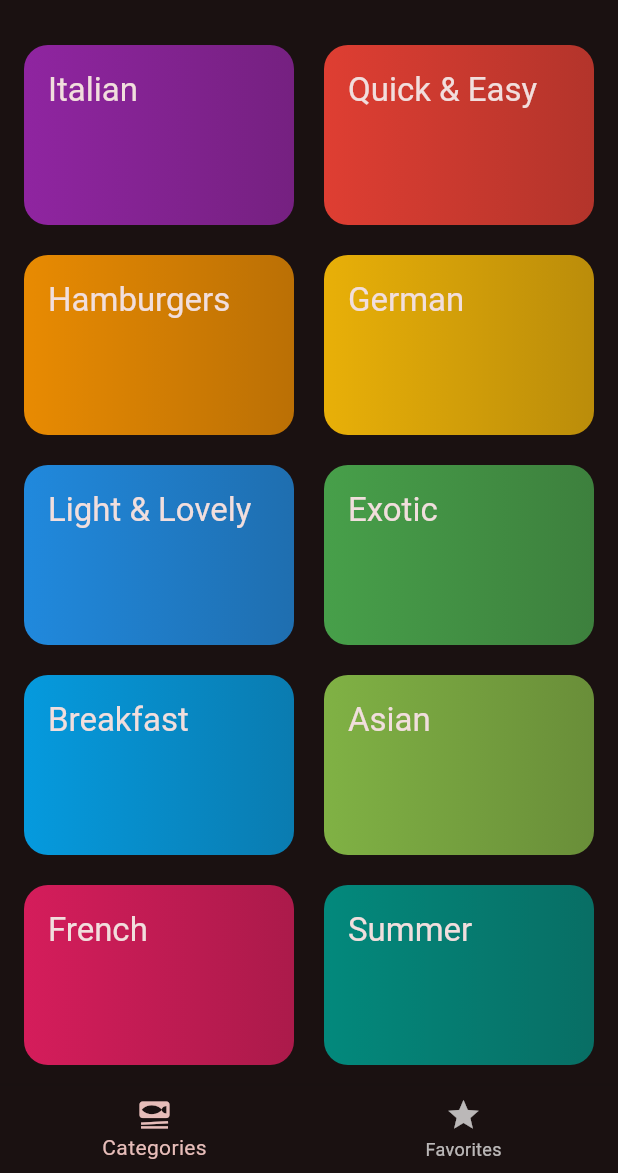
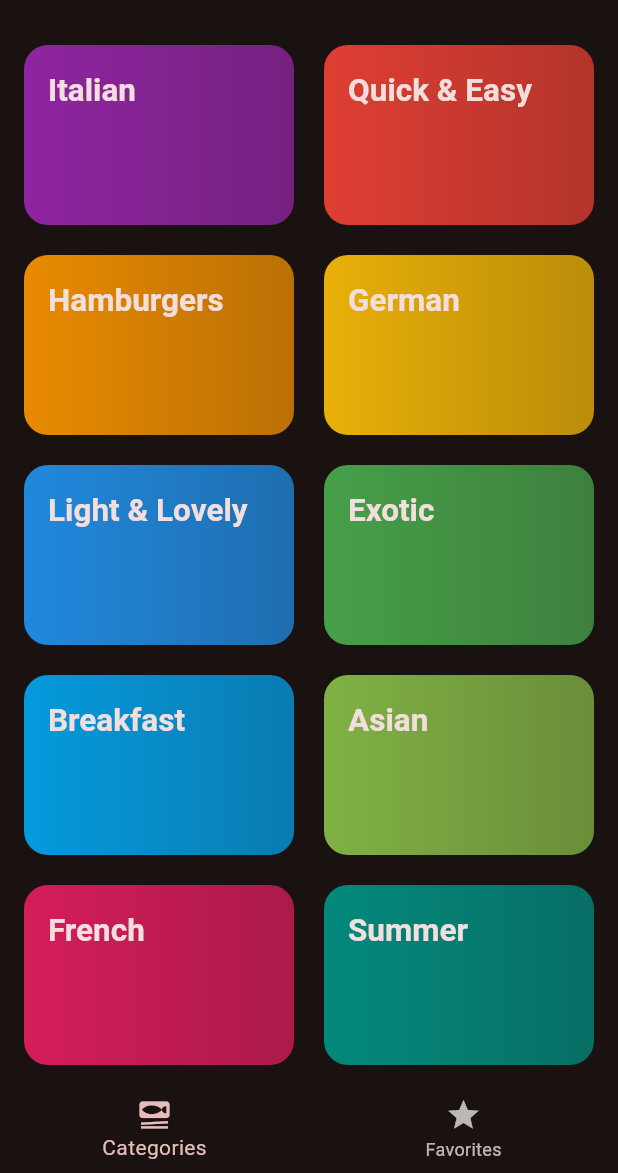
Before and after one commit to JoaoVitorLima242/meals_app_flutter, a Flutter app: the screen it shows after launch, on a phone screen of 412 x 824 dp, the part 63-1236 px from its top. Run offline on Flutter 3.47's test engine with Material 2 defaults, Android fonts, the phone set to English and light mode, and no system bars; our stand-ins replace transparent_image.

Commit message:
fix: little fix

```diff
--- a/lib/features/categories/widgets/category_grid_item.dart
+++ b/lib/features/categories/widgets/category_grid_item.dart
@@ -27,8 +27,11 @@ class CategoryGridItem extends StatelessWidget {
             ],
           ),
         ),
-        child:
-            Text(category.title, style: Theme.of(context).textTheme.titleLarge),
+        child: Text(category.title,
+            style: Theme.of(context)
+                .textTheme
+                .titleLarge!
+                .copyWith(fontWeight: FontWeight.bold, fontSize: 21)),
       ),
     );
   }
```
